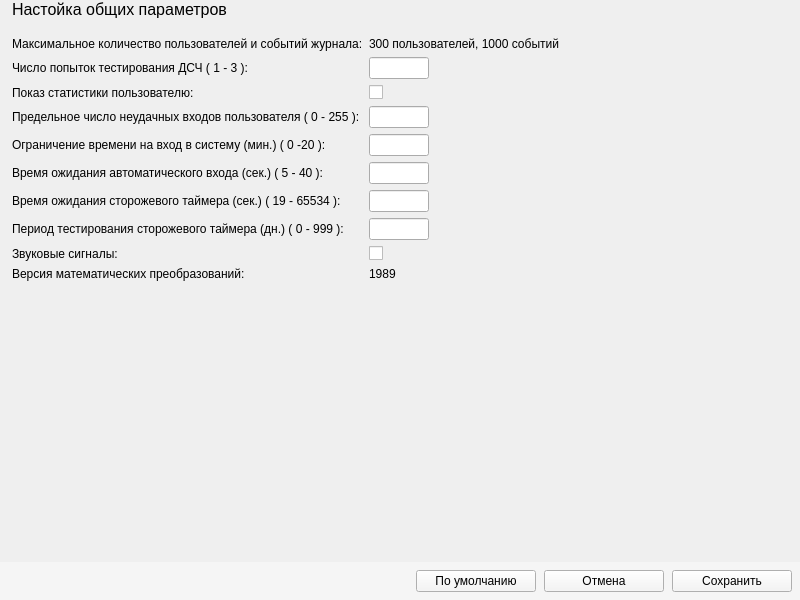
Qt form panels/CommonParmsPanel.ui (m6v/sobol) before a commit.
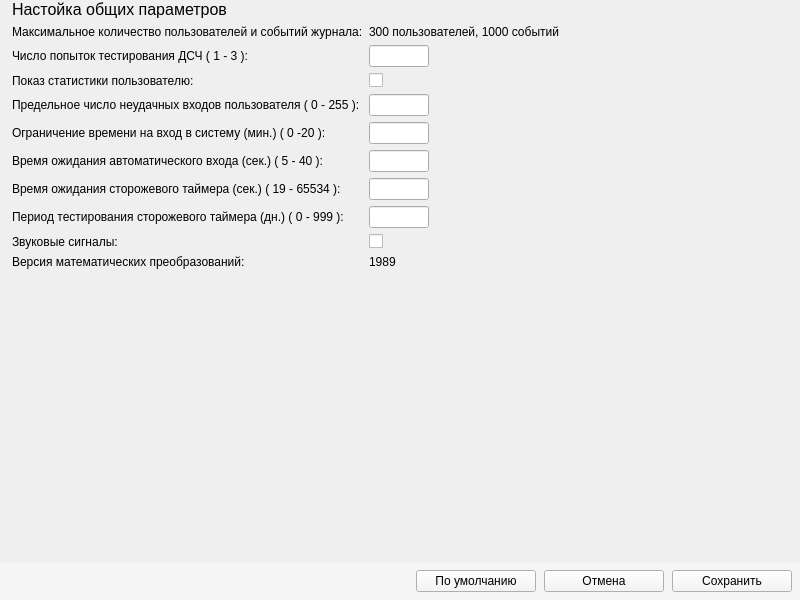
The same form after that commit. Custom widgets are drawn as their Qt base class.

What changed in the file:
```diff
--- a/panels/CommonParmsPanel.ui
+++ b/panels/CommonParmsPanel.ui
@@ -46,13 +46,16 @@
    </item>
    <item>
     <layout class="QHBoxLayout" name="horizontalLayout_2">
+     <property name="leftMargin">
+      <number>12</number>
+     </property>
      <item>
       <layout class="QGridLayout" name="gridLayout">
        <property name="leftMargin">
-        <number>12</number>
+        <number>0</number>
        </property>
        <property name="topMargin">
-        <number>12</number>
+        <number>0</number>
        </property>
        <item row="0" column="0">
         <widget class="QLabel" name="max_records_label">
```
